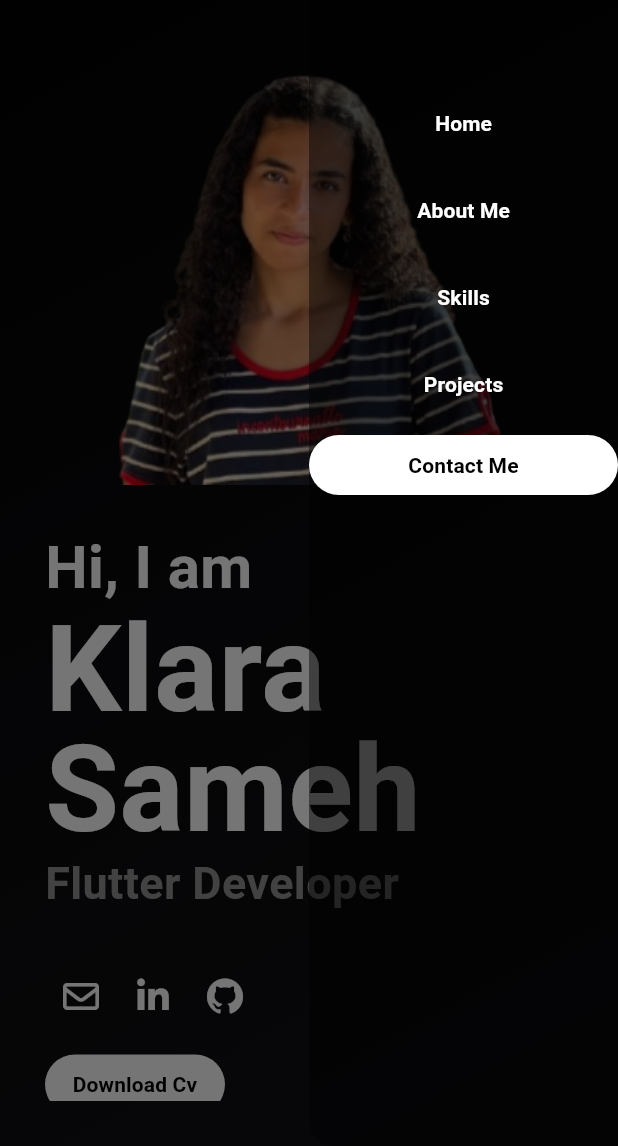
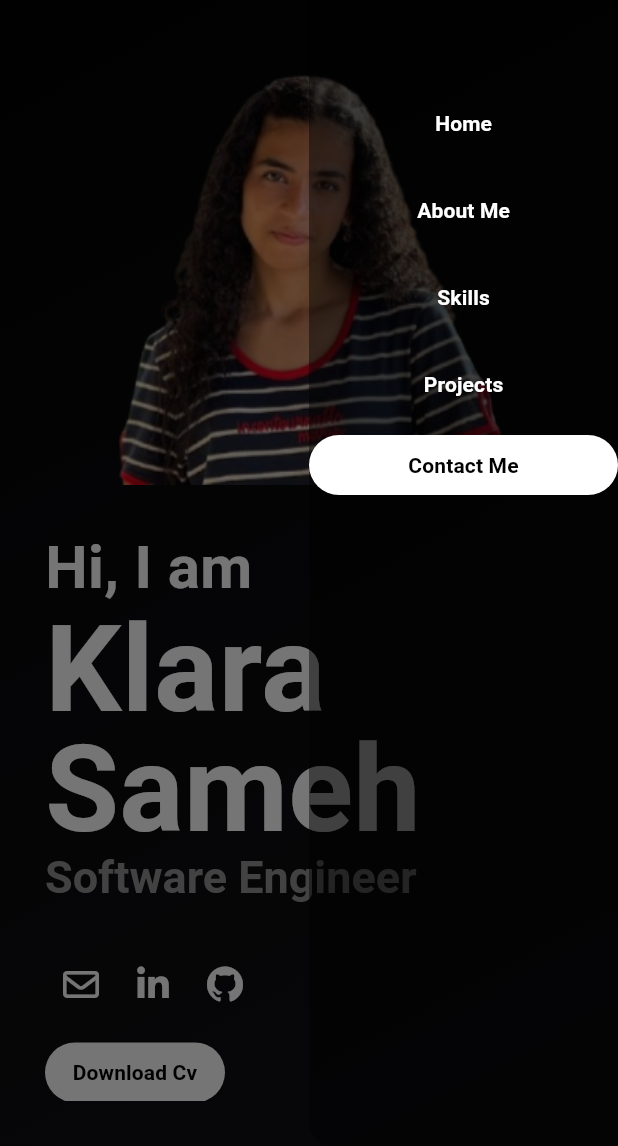
Before and after one commit to klarasameh1/Portfolio, a Flutter app: the screen it shows after launch, after a tap on the "menu" icon, on a phone screen of 412 x 824 dp, the part 90-1236 px from its top. Run offline on Flutter 3.47's test engine with Material 3 defaults, Android fonts, the phone set to English and light mode, and no system bars; drawn by our look-alikes of animated_text_kit; our stand-ins replace font_awesome_flutter.

Commit message:
add animations in about and home

```diff
--- a/lib/pages/About/aboutPage.dart
+++ b/lib/pages/About/aboutPage.dart
@@ -1,4 +1,5 @@
 import 'package:flutter/material.dart';
+import 'package:animated_text_kit/animated_text_kit.dart';
 import 'package:my_portfolio/widgets/rectangleBox.dart';
 
 class AboutPage extends StatelessWidget {
@@ -7,51 +8,127 @@ class AboutPage extends StatelessWidget {
   @override
   Widget build(BuildContext context) {
     return Center(
-      child: Column(
+      child: SingleChildScrollView(
+        padding: const EdgeInsets.symmetric(horizontal: 20, vertical: 40),
+        child: Column(
           crossAxisAlignment: CrossAxisAlignment.center,
           children: [
-
+            // Section header
             Center(child: RectangleBox(content: "About Me")),
             const SizedBox(height: 40),
 
-            Text(
-              "I’m a Flutter Developer",
-              style: TextStyle(
+            // Typing effect for main title
+            DefaultTextStyle(
+              style: const TextStyle(
                 fontSize: 50,
-                color: Color(0xff681414),
+                color: Color(0xff909090),
                 fontWeight: FontWeight.bold,
               ),
-            ),
-            RichText(
-              text: TextSpan(
-                style: const TextStyle(fontSize: 20, color: Colors.white),
-                children: [
-                  const TextSpan(text: "Currently, I’m a student at  "),
-                  TextSpan(
-                    text: "FCAI - CU",
-                    style: TextStyle(
-                      color: Color(0xff909090),
-                    ),
+              child: AnimatedTextKit(
+                repeatForever: true,
+                animatedTexts: [
+                  TypewriterAnimatedText(
+                    'I’m a Flutter Developer',
+                    speed: Duration(milliseconds: 100),
+                  ),
+                  TypewriterAnimatedText(
+                    'Building Interactive Apps',
+                    speed: Duration(milliseconds: 100),
                   ),
                 ],
               ),
             ),
+
             const SizedBox(height: 20),
 
-            // Experience
-            const Text(
+            // Short tagline
+            Text(
+              "Turning ideas into functional and beautiful mobile applications 🚀",
               textAlign: TextAlign.center,
-              "I’ve worked on projects ranging from personal portfolio to task management app and mini shopping app, "
-                  "\npracticing state management with Provider\n I also pay close attention to UI/UX principles to make applications both functional and beautiful"
-                  '\nMy goal is to grow as a Flutter developer by contributing to impactful projects while continuously learning and improving my craft.',
               style: TextStyle(
                 fontSize: 22,
+                color: Colors.white,
+                fontStyle: FontStyle.italic,
+              ),
+            ),
+
+            const SizedBox(height: 25),
+
+            // Paragraph 1: Introduction
+            const Text(
+              "Hi, I’m Klara Sameh, a passionate Flutter developer who loves "
+                  "turning ideas into interactive, user-friendly mobile applications. "
+                  "I enjoy solving problems, learning new technologies, and building apps "
+                  "that have a real impact on users.",
+              textAlign: TextAlign.center,
+              style: TextStyle(
+                fontSize: 20,
                 color: Colors.white,
                 height: 1.5,
               ),
             ),
 
+            const SizedBox(height: 20),
+
+            // Paragraph 2: Education / Current Status
+            const Text(
+              "I’m currently a student at FCAI - Cairo University, learning and growing "
+                  "my skills in cross-platform app development.",
+              textAlign: TextAlign.center,
+              style: TextStyle(
+                fontSize: 20,
+                color: Colors.white,
+                height: 1.5,
+              ),
+            ),
+
+            const SizedBox(height: 20),
+
+            // Paragraph 3: Experience / Projects
+            const Text(
+              "I’ve worked on projects ranging from personal portfolios, task management apps, "
+                  "to mini shopping apps, practicing state management with Provider and exploring "
+                  "clean architecture patterns. I pay close attention to UI/UX principles to make "
+                  "applications both functional and visually appealing.",
+              textAlign: TextAlign.center,
+              style: TextStyle(
+                fontSize: 20,
+                color: Colors.white,
+                height: 1.5,
+              ),
+            ),
+
+            const SizedBox(height: 20),
+
+            // Paragraph 4: Skills & Aspirations
+            const Text(
+              "My toolkit includes Flutter, Dart, Provider, and Git/GitHub. "
+                  "I’m continuously expanding my knowledge of Firebase ,REST APIs, BLoC, and modern mobile design patterns. "
+                  "My goal is to grow as a Flutter developer, contributing to impactful projects "
+                  "while continuously learning and improving my craft.",
+              textAlign: TextAlign.center,
+              style: TextStyle(
+                fontSize: 20,
+                color: Colors.white,
+                height: 1.5,
+              ),
+            ),
+
+            const SizedBox(height: 20),
+
+            // Paragraph 5: Personal touch
+             Text(
+              "When I’m not coding, you’ll find me exploring design trends, reading about technology, "
+                  "or enjoying a good cup of coffee ☕.",
+              textAlign: TextAlign.center,
+              style: TextStyle(
+                fontSize: 20,
+                color: Colors.redAccent[100],
+                height: 1.5,
+              ),
+            ),
           ],
+        ),
       ),
     );
   }
--- a/lib/pages/Home/about_me_content.dart
+++ b/lib/pages/Home/about_me_content.dart
@@ -1,3 +1,4 @@
+import 'package:animated_text_kit/animated_text_kit.dart';
 import 'package:flutter/material.dart';
 import 'package:my_portfolio/widgets/bordered_flat_button.dart';
 import 'package:font_awesome_flutter/font_awesome_flutter.dart';
@@ -35,12 +36,22 @@ class AboutMeContent extends StatelessWidget {
             height: 1
           ),
         ),
-        Text(
-          'Flutter Developer',
-          style: TextStyle(
-              color: Color(0xff909090),
-              fontWeight: FontWeight.bold,
-              fontSize: 30
+        DefaultTextStyle(
+          style: const TextStyle(
+            color: Color(0xff909090),
+            fontWeight: FontWeight.bold,
+            fontSize: 30,
+          ),
+          child: AnimatedTextKit(
+            repeatForever: true, // keep looping
+            animatedTexts: [
+              TypewriterAnimatedText('Software Engineer',
+                  speed: const Duration(milliseconds: 100)),
+              TypewriterAnimatedText('Flutter Developer',
+                  speed: const Duration(milliseconds: 100)),
+              TypewriterAnimatedText('Lifelong Learner',
+                  speed: const Duration(milliseconds: 100)),
+            ],
           ),
         ),
         SizedBox(height: 30,),
--- a/pubspec.yaml
+++ b/pubspec.yaml
@@ -30,6 +30,7 @@ environment:
 dependencies:
   font_awesome_flutter: 10.9.1
   url_launcher: ^6.3.0
+  animated_text_kit: ^4.2.2
   flutter:
     sdk: flutter
 
```
Also changed, not shown: pubspec.lock.
